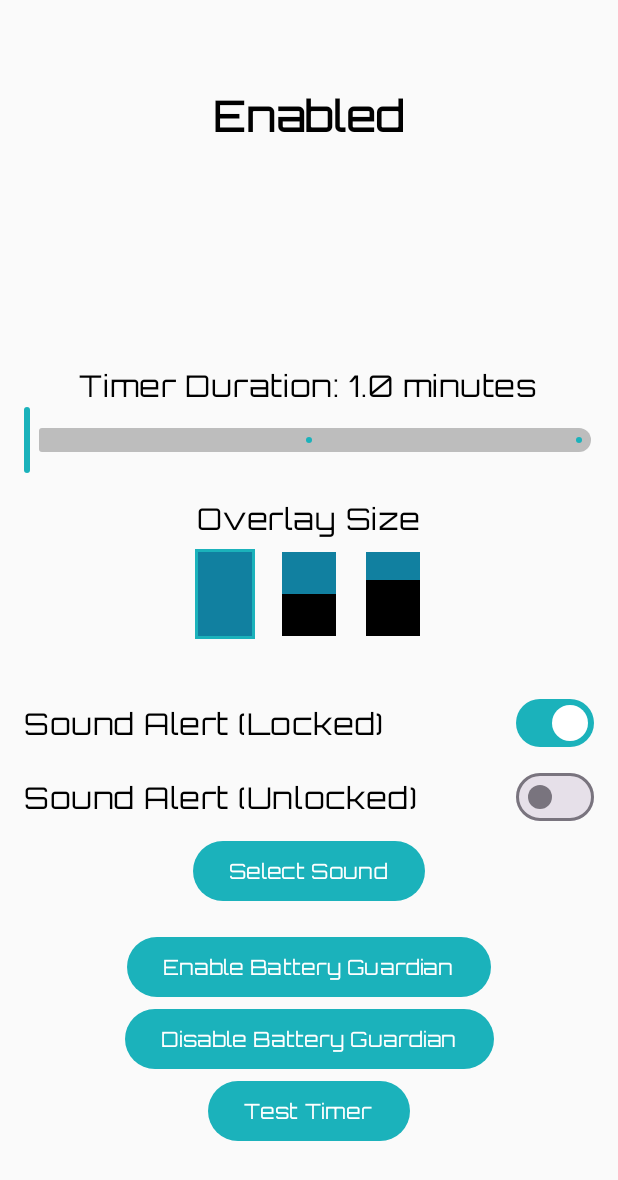
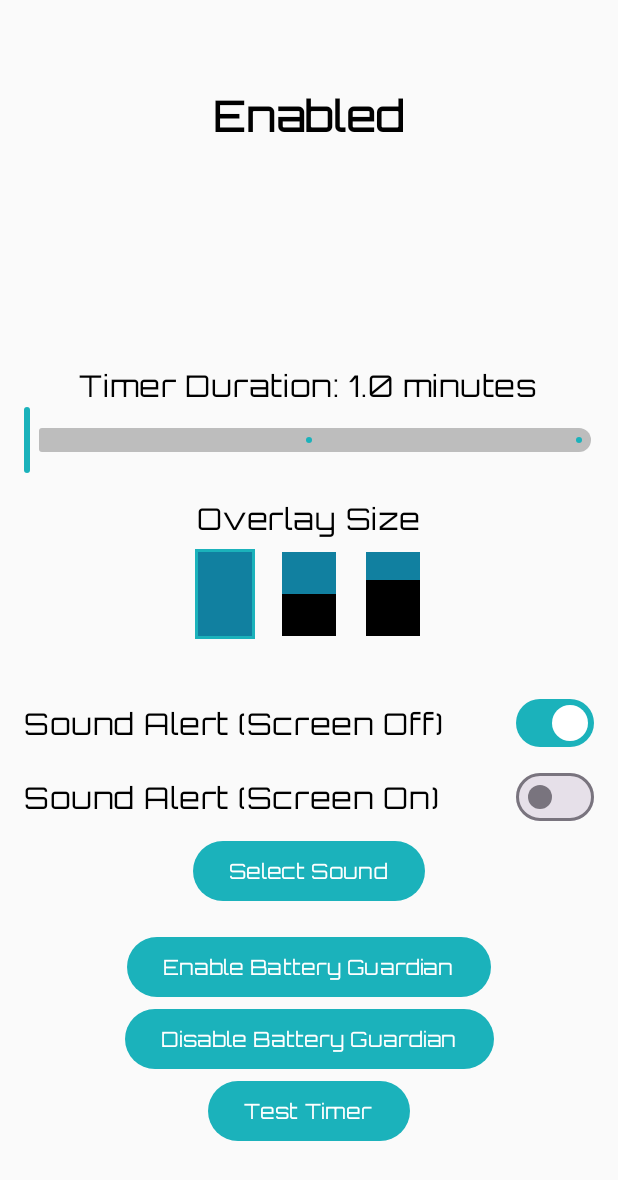
Before and after one commit to clyders42/Battery_Gaurdian, an Android app built with Jetpack Compose: the screen it shows after launch (MainActivity), on a phone screen of 412 x 824 dp. Shown: the top 1180 px of the screen. Run offline under Robolectric (Android 15) with nearby library versions, the phone set to English and light mode, and no system bars.

Commit message:
changed from locked to screen to be more clear

```diff
--- a/app/build.gradle.kts
+++ b/app/build.gradle.kts
@@ -30,7 +30,7 @@ android {
         applicationId = "com.clyde.nomody"
         minSdk = 24
         targetSdk = 34
-        versionCode = 1
+        versionCode = 2
         versionName = "1.0"
 
         testInstrumentationRunner = "androidx.test.runner.AndroidJUnitRunner"
--- a/app/src/main/java/com/clyde/nomody/MainActivity.kt
+++ b/app/src/main/java/com/clyde/nomody/MainActivity.kt
@@ -330,7 +330,7 @@ fun SettingsScreen(
                 verticalAlignment = Alignment.CenterVertically,
                 horizontalArrangement = Arrangement.SpaceBetween
             ) {
-                Text(text = "Sound Alert (Locked)")
+                Text(text = "Sound Alert (Screen Off)")
                 Switch(
                     checked = soundAlert,
                     onCheckedChange = onSoundAlertChange
@@ -342,7 +342,7 @@ fun SettingsScreen(
                 verticalAlignment = Alignment.CenterVertically,
                 horizontalArrangement = Arrangement.SpaceBetween
             ) {
-                Text(text = "Sound Alert (Unlocked)")
+                Text(text = "Sound Alert (Screen On)")
                 Switch(
                     checked = soundOnUnlocked,
                     onCheckedChange = onSoundOnUnlockedChange
```
